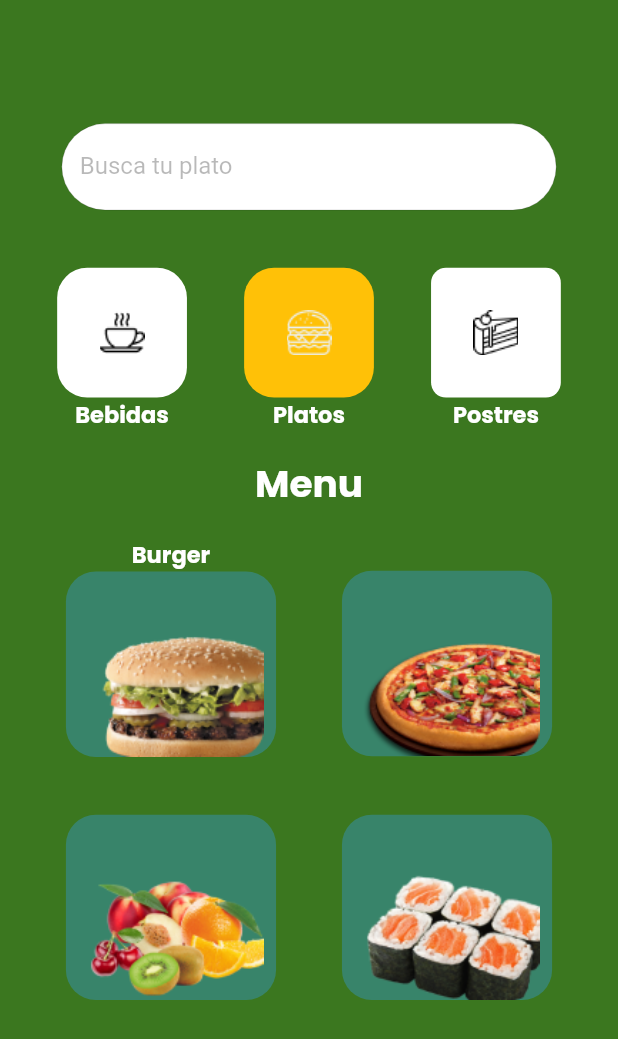
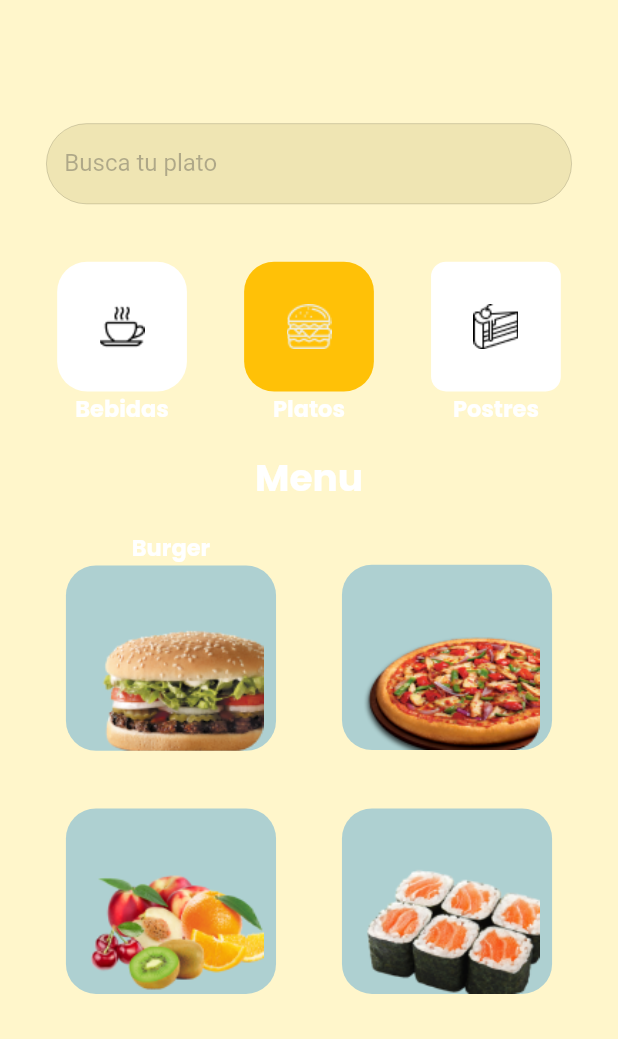
Before and after one commit to SsantaJ/proyectosoft, a Flutter app: the Home screen opened directly, on a phone screen of 412 x 824 dp. Shown: the top 1039 px of the screen. Run offline on Flutter 3.47's test engine with Material 2 defaults, Android fonts, the phone set to English and light mode, and no system bars; our stand-ins replace cloud_firestore, firebase_auth, firebase_core; missing offline and left inert: dart:ffi; accounts and stored records are empty.

Commit message:
Modificado customtextfield para recibir color del campo, implementado control color status bar en vistas con fondo claro

```diff
--- a/lib/vistas/Home.dart
+++ b/lib/vistas/Home.dart
@@ -1,4 +1,5 @@
 import 'package:flutter/material.dart';
+import 'package:flutter/services.dart';
 import 'package:provider/provider.dart';
 import 'package:proyectosoft/Provider/MenuProvider.dart';
 import 'package:proyectosoft/util/Palette.dart';
@@ -78,6 +79,7 @@
 
   @override
   Widget build(BuildContext context) {
+    SystemChrome.setSystemUIOverlayStyle(SystemUiOverlayStyle.dark);
     double screenwidth = MediaQuery.of(context).size.width;
     double screenheight = MediaQuery.of(context).size.height;
     return Scaffold(
@@ -87,7 +89,7 @@
           width: screenwidth,
           height: screenheight,
           decoration: const BoxDecoration(
-            color: Palette.primary,
+            color: Palette.complement,
           ),
           child: Column(
             children: [
@@ -97,9 +99,10 @@
               CustomTextField(
                   obs: false,
                   text: "Busca tu plato",
-                  x: screenwidth * 0.8,
-                  y: screenheight * 0.07,
+                  x: screenwidth * 0.85,
+                  y: screenheight * 0.065,
                   color: Colors.white,
+                  colorbg: Color(0XFFEFE5B3),
                   controlador: ignorar),
               SizedBox(
                 height: screenheight * 0.02,
--- a/lib/vistas/Payment.dart
+++ b/lib/vistas/Payment.dart
@@ -101,6 +101,7 @@
                   x: screenwidth * 0.9,
                   y: screenheight * 0.07,
                   color: Colors.white,
+                  colorbg: Color(0XFFEFE5B3),
                   controlador: ignorar,
                 ),
               if (isChecked == true)
--- a/lib/vistas/SignIn.dart
+++ b/lib/vistas/SignIn.dart
@@ -64,6 +64,7 @@
             x: screenwidth * 0.85,
             y: screenheight * 0.065,
             color: Colors.white,
+            colorbg: Colors.white,
             controlador: _emailController,
           ),
           SizedBox(
@@ -75,6 +76,7 @@
             x: screenwidth * 0.85,
             y: screenheight * 0.065,
             color: Colors.white,
+            colorbg: Colors.white,
             controlador: _passwordController,
           ),
           SizedBox(
--- a/lib/vistas/SignUp.dart
+++ b/lib/vistas/SignUp.dart
@@ -62,6 +62,7 @@
              x: screenwidth * 0.85,
               y: screenheight * 0.065,
             color: Colors.white,
+            colorbg: Colors.white,
             controlador: _emailController,
           ),
           SizedBox(
@@ -73,6 +74,7 @@
                x: screenwidth * 0.85,
               y: screenheight * 0.065,
               color: Colors.white,
+              colorbg: Colors.white,
               controlador: _userController),
           SizedBox(
             height: (screenheight * 0.02),
@@ -83,6 +85,7 @@
                x: screenwidth * 0.85,
               y: screenheight * 0.065,
               color: Colors.white,
+              colorbg: Colors.white,
               controlador: _passwordController),
           SizedBox(
             height: (screenheight * 0.02),
@@ -93,6 +96,7 @@
                x: screenwidth * 0.85,
               y: screenheight * 0.065,
               color: Colors.white,
+              colorbg: Colors.white,
               controlador: ignorar),
           SizedBox(
             height: (screenheight * 0.03),
--- a/lib/widgets/custom_txtField.dart
+++ b/lib/widgets/custom_txtField.dart
@@ -7,6 +7,7 @@
     Key? key,
     required this.obs, //OPCIONAL
     required this.text,
+    required this.colorbg,
     required this.x,
     required this.y,
     required this.color,
@@ -15,7 +16,7 @@
 
   final bool obs; //puede ser nulla
   final String text;
-  final Color? color;
+  final Color? color, colorbg;
   final double x, y;
   final TextEditingController controlador;
 
@@ -29,10 +30,9 @@
     return SizedBox(
       width: widget.x,
       height: widget.y,
-      //padding: const EdgeInsets.symmetric(horizontal: 20),
       child: DecoratedBox(
         decoration: BoxDecoration(
-            color: Colors.white, borderRadius: BorderRadius.circular(30)),
+            color: widget.colorbg, borderRadius: BorderRadius.circular(30)),
         child: TextField(
           controller: widget.controlador,
           obscureText: widget.obs,
```
